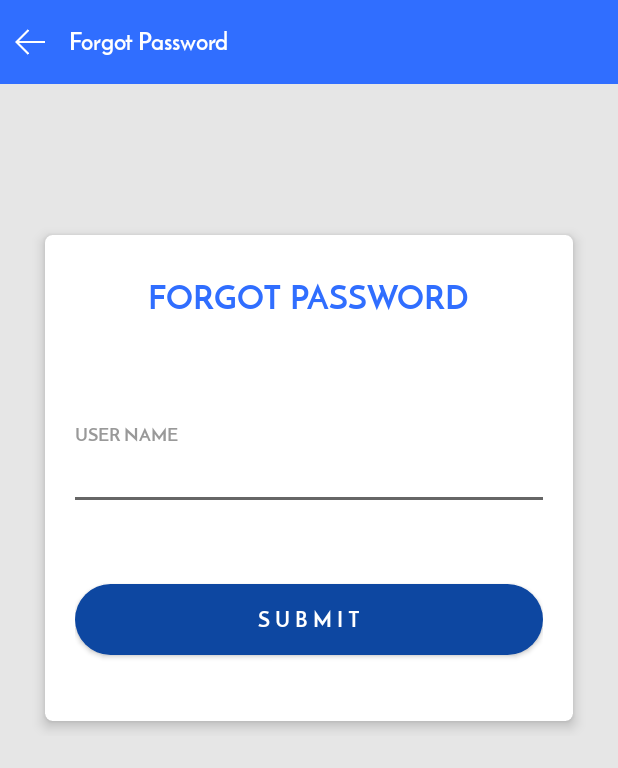
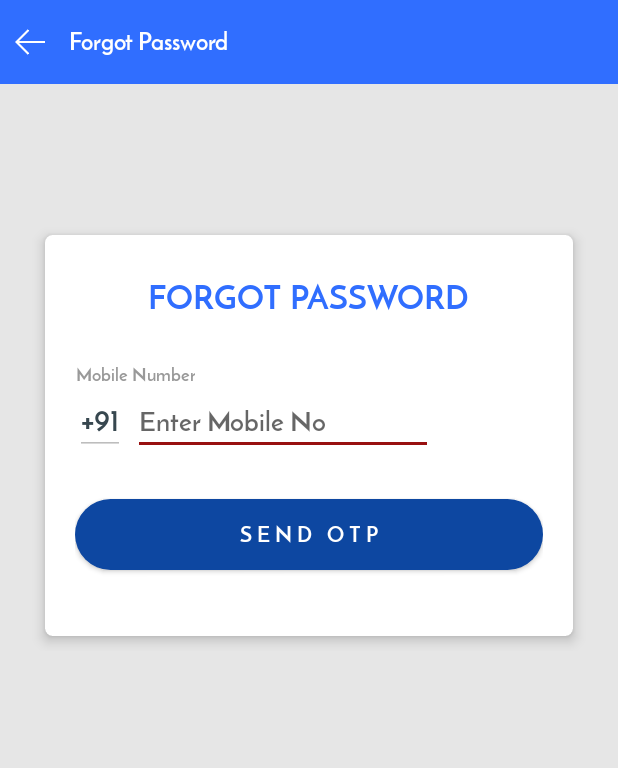
Before and after one commit to kkmshah/JainReferenceLibrary, an Android app: the ForgotPasswordActivity screen opened directly, with no data from a screen before it, on a phone screen of 412 x 824 dp. Shown: the top 768 px of the screen. Run offline under Robolectric (Android 15) with nearby library versions, the phone set to English and light mode, and no system bars; network calls fail.

Commit message:
Forgot Password Flow Changes

```diff
--- a/app/src/main/java/com/jainelibrary/retrofit/ApiClient.java
+++ b/app/src/main/java/com/jainelibrary/retrofit/ApiClient.java
@@ -23,8 +23,8 @@ import com.jainelibrary.model.SendOtpResModel;
 import com.jainelibrary.model.UpdateMyShelfNotesModel;
 import com.jainelibrary.model.UploadPDFModel;
 import com.jainelibrary.model.UserDetailsResModel;
+import com.jainelibrary.model.UserExistsResModel;
 import com.jainelibrary.model.UserGuideResModel;
-import com.jainelibrary.model.UserNameExistsResModel;
 import com.jainelibrary.model.YearResModel;
 import com.jainelibrary.model.YearResponseModel;
 import com.jainelibrary.model.YearTypeResModel;
@@ -436,8 +436,8 @@ public class ApiClient {
         getApiClient().downloadMyShelfs(strUserId, type_ref).enqueue(listener);
     }
 
-    public static void checkUserNameExists(String strUserName, Callback<UserNameExistsResModel> listener) {
-        getApiClient().checkUserNameExists(strUserName).enqueue(listener);
+    public static void checkUserExists(String strMobile, Callback<UserExistsResModel> listener) {
+        getApiClient().checkUserExists(strMobile).enqueue(listener);
     }
 
     public static void sendOTP(String strUserId, Callback<ApiResponseModel> listener) {
--- a/app/src/main/java/com/jainelibrary/retrofit/ApiInterface.java
+++ b/app/src/main/java/com/jainelibrary/retrofit/ApiInterface.java
@@ -28,7 +28,7 @@ import com.jainelibrary.model.UpdateMyShelfNotesModel;
 import com.jainelibrary.model.UploadPDFModel;
 import com.jainelibrary.model.UserDetailsResModel;
 import com.jainelibrary.model.UserGuideResModel;
-import com.jainelibrary.model.UserNameExistsResModel;
+import com.jainelibrary.model.UserExistsResModel;
 import com.jainelibrary.model.YearResModel;
 import com.jainelibrary.model.YearResponseModel;
 import com.jainelibrary.model.YearTypeResModel;
@@ -519,8 +519,8 @@ public interface ApiInterface {
     public Call<ShareOrDownloadMyShelfResModel> downloadMyShelfs(@Field("uid") String userId, @Field("type_ref") String type_ref);
 
     @FormUrlEncoded
-    @POST("jrl/check_username_exists")
-    public Call<UserNameExistsResModel> checkUserNameExists(@Field("username") String username);
+    @POST("jrl/check_user_exists")
+    public Call<UserExistsResModel> checkUserExists(@Field("mobile") String mobile);
 
     @FormUrlEncoded
     @POST("jrl/send_otp_user")
--- a/app/src/main/java/com/jainelibrary/utils/Utils.java
+++ b/app/src/main/java/com/jainelibrary/utils/Utils.java
@@ -140,6 +140,7 @@ public class Utils {
     public static String Is_Pdf_Store_Login_Id = "8";
     public static String Is_Notes_Login_Id = "9";
     public static String Is_Higlight_Id = "10";
+    public static String Is_Forgot_Password_Id = "11";
     private static ProgressDialog pDialog;
 
     public static boolean checkAndRequestPermissions(Context context) {
--- a/app/src/main/res/layout/activity_forgot_password.xml
+++ b/app/src/main/res/layout/activity_forgot_password.xml
@@ -59,7 +59,7 @@
                             android:layout_height="wrap_content"
                             android:layout_gravity="center_horizontal"
                             android:layout_marginTop="@dimen/spacing_xmedium"
-                            android:layout_marginBottom="70dp"
+                            android:layout_marginBottom="30dp"
                             android:text="FORGOT PASSWORD"
                             android:textAppearance="@style/Base.TextAppearance.AppCompat.Large"
                             android:textColor="@color/colorPrimary"
@@ -68,29 +68,49 @@
                         <TextView
                             android:layout_width="wrap_content"
                             android:layout_height="wrap_content"
-                            android:text="USER NAME"
+                            android:text="Mobile Number"
                             android:textAlignment="center"
                             android:textAppearance="@style/Base.TextAppearance.AppCompat.Caption"
                             android:textColor="@color/grey_40" />
 
-                        <com.google.android.material.textfield.TextInputEditText
-                            android:id="@+id/edtUserName"
+                        <LinearLayout
                             android:layout_width="match_parent"
                             android:layout_height="wrap_content"
-                            android:layout_marginLeft="-4dp"
-                            android:layout_marginRight="-4dp"
-                            android:inputType="text"
-                            android:maxLength="50"
-                            android:maxLines="1"
-                            android:singleLine="true"
-                            android:textAppearance="@style/Base.TextAppearance.AppCompat.Large"
-                            android:textColor="@color/grey_90"
-                            android:textSize="17sp"
-                            android:textStyle="bold"
-                            android:theme="@style/EditText.Grey"
-                            android:layout_marginBottom="@dimen/spacing_xlarge"/>
+                            android:layout_marginBottom="@dimen/spacing_large"
+                            android:gravity="left"
+                            android:orientation="horizontal">
+
+                            <com.google.android.material.textfield.TextInputEditText
+                                android:layout_width="wrap_content"
+                                android:layout_height="wrap_content"
+                                android:enabled="false"
+                                android:inputType="phone"
+                                android:maxLines="1"
+                                android:singleLine="true"
+                                android:text="+91"
+                                android:textAppearance="@style/Base.TextAppearance.AppCompat.Title"
+                                android:textColor="@color/grey_80" />
 
 
+                            <com.google.android.material.textfield.TextInputEditText
+                                android:id="@+id/edtMobile"
+                                android:layout_width="200dp"
+                                android:layout_height="wrap_content"
+                                android:layout_marginLeft="5dp"
+                                android:hint="Enter Mobile No"
+                                android:inputType="phone"
+                                android:maxLength="10"
+                                android:maxLines="1"
+                                android:singleLine="true"
+                                android:text=""
+                                android:textColor="@color/grey_90"
+                                android:textStyle="bold">
+
+                                <requestFocus />
+
+                            </com.google.android.material.textfield.TextInputEditText>
+
+                        </LinearLayout>
 
                         <Button
                             android:id="@+id/btnSubmit"
@@ -100,7 +120,7 @@
                             android:layout_marginTop="10dp"
                             android:layout_marginRight="-4dp"
                             android:background="@drawable/btn_rounded_primary"
-                            android:text="S U B M I T"
+                            android:text="S E N D   O T P"
                             android:textAllCaps="false"
                             android:textColor="@android:color/white"
                             android:textStyle="bold"
--- a/app/src/main/res/layout/activity_reset_password.xml
+++ b/app/src/main/res/layout/activity_reset_password.xml
@@ -67,13 +67,13 @@
                         <TextView
                             android:layout_width="wrap_content"
                             android:layout_height="wrap_content"
-                            android:text="OTP"
+                            android:text="USERNAME"
                             android:textAlignment="center"
                             android:textAppearance="@style/Base.TextAppearance.AppCompat.Caption"
                             android:textColor="@color/grey_40" />
 
                         <com.google.android.material.textfield.TextInputEditText
-                            android:id="@+id/edtOTP"
+                            android:id="@+id/edtUserName"
                             android:layout_width="match_parent"
                             android:layout_height="wrap_content"
                             android:layout_marginLeft="-4dp"
@@ -86,6 +86,7 @@
                             android:textColor="@color/grey_90"
                             android:textSize="17sp"
                             android:textStyle="bold"
+                            android:enabled="false"
                             android:theme="@style/EditText.Grey" />
 
 
```
Also changed, not shown: app/src/main/java/com/jainelibrary/ForgotPasswordActivity.java (+30 -24 lines), app/src/main/java/com/jainelibrary/activity/OtpActivity.java (+9 -1 lines), app/src/main/java/com/jainelibrary/activity/ResetPasswordActivity.java (+16 -12 lines), app/src/main/java/com/jainelibrary/model/UserExistsResModel.java (renamed from app/src/main/java/com/jainelibrary/model/UserNameExistsResModel.java, +12 -3 lines).
